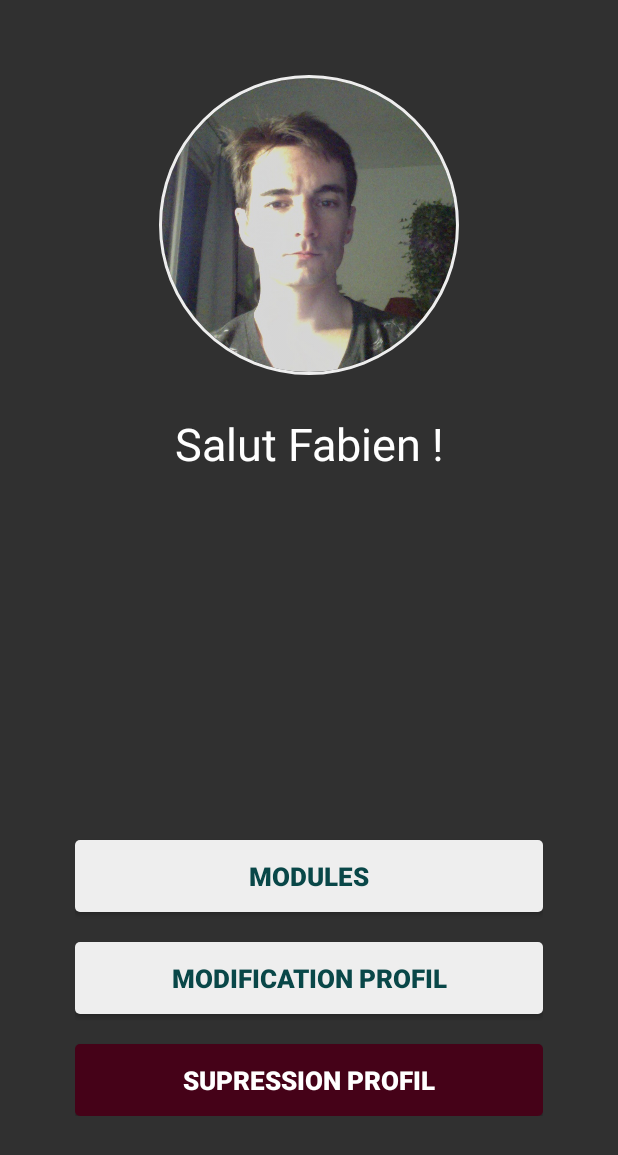
After one commit to Asifadam93/MiroirConnecte, an Android app: the fragment UserFragment shown on its own in the app's theme, on a phone screen of 412 x 824 dp. The commit adds this screen. Shown: the top 1155 px of the screen. Run offline under Robolectric (Android 15) with nearby library versions, the phone set to English and light mode, and no system bars; our stand-ins replace CircleImageView, Picasso; pictures from the network do not load; 1 statement that could not run was skipped.

Commit message:
using picasso lib to download and show on a circular imageview

```diff
--- a/AndroidClient/app/build.gradle
+++ b/AndroidClient/app/build.gradle
@@ -32,5 +32,7 @@ dependencies {
     compile 'com.android.support:support-v4:24.2.1'
     compile 'com.squareup.retrofit2:retrofit:2.3.0'
     compile 'com.squareup.retrofit2:converter-gson:2.3.0'
+    compile 'de.hdodenhof:circleimageview:2.1.0'
+    compile 'com.squareup.picasso:picasso:2.5.2'
     testCompile 'junit:junit:4.12'
 }
--- a/AndroidClient/app/src/main/AndroidManifest.xml
+++ b/AndroidClient/app/src/main/AndroidManifest.xml
@@ -2,7 +2,7 @@
 <manifest xmlns:android="http://schemas.android.com/apk/res/android"
     package="com.example.asif.androidclient">
 
-    <uses-permission android:name="android.permission.INTERNET"/>
+    <uses-permission android:name="android.permission.INTERNET" />
 
     <!-- To auto-complete the email text field in the login form with the user's emails -->
     <uses-permission android:name="android.permission.GET_ACCOUNTS" />
@@ -15,7 +15,7 @@
         android:label="@string/app_name"
         android:supportsRtl="true"
         android:theme="@style/AppTheme">
-        <activity android:name=".MainActivity">
+        <activity android:name=".Activity.MainActivity">
             <intent-filter>
                 <action android:name="android.intent.action.MAIN" />
 
@@ -24,5 +24,4 @@
         </activity>
     </application>
 
-
 </manifest>
--- a/AndroidClient/app/src/main/java/com/example/asif/androidclient/Api/UserClient.java
+++ b/AndroidClient/app/src/main/java/com/example/asif/androidclient/Api/UserClient.java
@@ -1,16 +1,17 @@
 package com.example.asif.androidclient.Api;
 
+import android.graphics.Bitmap;
+
+import com.example.asif.androidclient.Model.TokenRequest;
 import com.example.asif.androidclient.Model.TokenResponse;
-import com.example.asif.androidclient.Model.TokenRequest;
 import com.example.asif.androidclient.Model.User;
-import com.google.gson.annotations.SerializedName;
 
 import retrofit2.Call;
 import retrofit2.http.Body;
-import retrofit2.http.Field;
-import retrofit2.http.FormUrlEncoded;
+import retrofit2.http.GET;
 import retrofit2.http.Headers;
 import retrofit2.http.POST;
+import retrofit2.http.Path;
 
 /**
  * Created by Asifadam93 on 16/06/2017.
@@ -28,4 +29,7 @@ public interface UserClient {
     @POST("user")
     Call<User> registerUser(@Body User user);
 
+    @GET("img/photos/{name}")
+    Call<Bitmap> getProfileImage(@Path("name") String imageName);
+
 }
--- a/AndroidClient/app/src/main/java/com/example/asif/androidclient/Const.java
+++ b/AndroidClient/app/src/main/java/com/example/asif/androidclient/Const.java
@@ -4,8 +4,8 @@ package com.example.asif.androidclient;
  * Created by Asifadam93 on 16/06/2017.
  */
 
-class Const {
+public class Const {
 
-    final static String endPoint = "http://vps220964.ovh.net/";
-    static String token = "";
+    public final static String endPoint = "http://vps220964.ovh.net/";
+    public static String token = "";
 }
--- /dev/null
+++ b/AndroidClient/app/src/main/java/com/example/asif/androidclient/Fragments/UserFragment.java
@@ -0,0 +1,87 @@
+package com.example.asif.androidclient.Fragments;
+
+import android.app.Fragment;
+import android.graphics.Bitmap;
+import android.graphics.drawable.Drawable;
+import android.net.Uri;
+import android.os.Bundle;
+import android.support.annotation.Nullable;
+import android.util.Log;
+import android.view.LayoutInflater;
+import android.view.View;
+import android.view.ViewGroup;
+
+import com.example.asif.androidclient.Api.UserClient;
+import com.example.asif.androidclient.Const;
+import com.example.asif.androidclient.Model.TokenResponse;
+import com.example.asif.androidclient.R;
+import com.squareup.picasso.Picasso;
+
+import java.net.URI;
+
+import de.hdodenhof.circleimageview.CircleImageView;
+import retrofit2.Call;
+import retrofit2.Callback;
+import retrofit2.Response;
+import retrofit2.Retrofit;
+
+/**
+ * Created by Asifadam93 on 18/06/2017.
+ */
+
+public class UserFragment extends Fragment {
+
+    private View view;
+    private TokenResponse tokenResponse;
+    private CircleImageView circleImageView;
+
+    @Nullable
+    @Override
+    public View onCreateView(LayoutInflater inflater, @Nullable ViewGroup container, Bundle savedInstanceState) {
+
+        view = inflater.inflate(R.layout.user_layout, container, false);
+
+        tokenResponse = LoginFragment.tokenResponse; // get user details
+
+        initViews();
+
+        setProfileImage(tokenResponse.getUserList().getPhotoName());
+
+        return view;
+    }
+
+    private void initViews(){
+        circleImageView = (CircleImageView)view.findViewById(R.id.profile_image);
+    }
+
+    private void setProfileImage(String imgName){
+
+        Picasso.with(getActivity()).load("http://i.imgur.com/DvpvklR.png").into(circleImageView);
+
+        /*Retrofit retrofit = new Retrofit.Builder()
+                .baseUrl(Const.endPoint)
+                .build();
+
+        UserClient userClient = retrofit.create(UserClient.class);
+        Call<Bitmap> imgBitmap = userClient.getProfileImage(imgName);
+
+        imgBitmap.enqueue(new Callback<Bitmap>() {
+            @Override
+            public void onResponse(Call<Bitmap> call, Response<Bitmap> response) {
+
+                Log.i("UserFragment",""+response.code());
+
+            }
+
+            @Override
+            public void onFailure(Call<Bitmap> call, Throwable t) {
+
+            }
+        });*/
+
+
+        //circleImageView.setImageDrawable(getResources().getDrawable(R.drawable.tutorial));
+       // circleImageView.setImageURI(Uri.parse("http://vps220964.ovh.net/img/photos/220615175608.jpeg"));
+    }
+
+}
--- a/AndroidClient/app/src/main/res/drawable/textview_selector.xml
+++ b/AndroidClient/app/src/main/res/drawable/textview_selector.xml
@@ -1,4 +1,4 @@
 <?xml version="1.0" encoding="utf-8"?>
-<selector xmlns:android="http://schemas.android.com/apk/res/android">
+<selector>
 
 </selector>
--- a/AndroidClient/app/src/main/res/layout/activity_main.xml
+++ b/AndroidClient/app/src/main/res/layout/activity_main.xml
@@ -28,8 +28,7 @@
             android:id="@+id/frameContainer"
             android:layout_width="match_parent"
             android:layout_height="match_parent"
-            android:layout_alignParentStart="true">
-        </FrameLayout>
+            android:layout_alignParentStart="true"></FrameLayout>
 
     </RelativeLayout>
 
--- /dev/null
+++ b/AndroidClient/app/src/main/res/layout/user_layout.xml
@@ -0,0 +1,81 @@
+<?xml version="1.0" encoding="utf-8"?>
+<RelativeLayout xmlns:android="http://schemas.android.com/apk/res/android"
+    xmlns:app="http://schemas.android.com/apk/res-auto"
+    android:layout_width="match_parent"
+    android:layout_height="match_parent"
+    android:padding="50dp">
+
+    <LinearLayout
+        android:id="@+id/login_layout"
+        android:layout_width="match_parent"
+        android:layout_height="wrap_content"
+        android:layout_alignParentTop="false"
+        android:orientation="vertical">
+
+        <de.hdodenhof.circleimageview.CircleImageView xmlns:app="http://schemas.android.com/apk/res-auto"
+            android:id="@+id/profile_image"
+            android:layout_width="match_parent"
+            android:layout_height="200dp"
+            android:src="@drawable/fabien"
+            app:civ_border_color="@color/white_greyish"
+            app:civ_border_width="2dp" />
+
+        <TextView
+            android:id="@+id/user_name_text"
+            android:layout_width="match_parent"
+            android:layout_height="wrap_content"
+            android:layout_marginTop="15dp"
+            android:gravity="center"
+            android:padding="10dp"
+            android:text="Salut Fabien !"
+            android:textAppearance="@android:style/TextAppearance.Material.Headline"
+            android:textSize="30sp" />
+
+    </LinearLayout>
+
+    <LinearLayout
+        android:layout_width="match_parent"
+        android:layout_height="wrap_content"
+        android:layout_alignParentBottom="true"
+        android:orientation="vertical"
+        android:paddingBottom="30dp">
+
+        <Button
+            android:id="@+id/user_edit_module"
+            android:layout_width="fill_parent"
+            android:layout_height="wrap_content"
+            android:layout_marginTop="20dp"
+            android:background="@drawable/button_selector"
+            android:padding="3dp"
+            android:text="@string/modules"
+            android:textColor="@color/background_color"
+            android:textSize="17sp"
+            android:textStyle="bold" />
+
+        <Button
+            android:id="@+id/user_edit_profil"
+            android:layout_width="fill_parent"
+            android:layout_height="wrap_content"
+            android:layout_marginTop="20dp"
+            android:background="@drawable/button_selector"
+            android:padding="3dp"
+            android:text="Modification profil"
+            android:textColor="@color/background_color"
+            android:textSize="17sp"
+            android:textStyle="bold" />
+
+        <Button
+            android:id="@+id/user_delete_profil"
+            android:layout_width="fill_parent"
+            android:layout_height="wrap_content"
+            android:layout_marginTop="20dp"
+            android:background="@drawable/button_selector"
+            android:backgroundTint="@color/red"
+            android:padding="3dp"
+            android:text="Supression Profil"
+            android:textSize="17sp"
+            android:textStyle="bold" />
+
+    </LinearLayout>
+
+</RelativeLayout>
--- a/AndroidClient/app/src/main/res/values/colors.xml
+++ b/AndroidClient/app/src/main/res/values/colors.xml
@@ -9,4 +9,7 @@
     <color name="black">#000000</color>
     <color name="white_greyish">#EEEEEE</color>
     <color name="button_selectorcolor">#9E9E9E</color>
+
+    <color name="red">#450218</color>
+
 </resources>
--- a/AndroidClient/app/src/main/res/values/strings.xml
+++ b/AndroidClient/app/src/main/res/values/strings.xml
@@ -31,4 +31,5 @@
     <string name="conn_ok">Connexion réussi</string>
     <string name="diff_mdp">Les mots de passe ne correspondent pas</string>
     <string name="inscription_ok">Inscription terminée, vous pouvez connecté</string>
+    <string name="modules">Modules</string>
 </resources>
```
Also changed, not shown: AndroidClient/app/src/main/java/com/example/asif/androidclient/Activity/MainActivity.java (renamed from AndroidClient/app/src/main/java/com/example/asif/androidclient/MainActivity.java, +11 -4 lines), AndroidClient/app/src/main/java/com/example/asif/androidclient/Fragments/LoginFragment.java (renamed from AndroidClient/app/src/main/java/com/example/asif/androidclient/LoginFragment.java, +18 -7 lines), AndroidClient/app/src/main/java/com/example/asif/androidclient/Fragments/RegisterFragment.java (renamed from AndroidClient/app/src/main/java/com/example/asif/androidclient/RegisterFragment.java, +7 -10 lines), AndroidClient/app/src/main/java/com/example/asif/androidclient/Model/TokenResponse.java (+7 -2 lines), AndroidClient/app/src/main/java/com/example/asif/androidclient/Model/User.java (+24 -6 lines), AndroidClient/app/src/main/res/layout/login_layout.xml (+6 -5 lines), AndroidClient/app/src/main/res/drawable/button_selector.xml (indentation only), AndroidClient/app/src/main/res/drawable/fabien.png (added), 2 other files.
